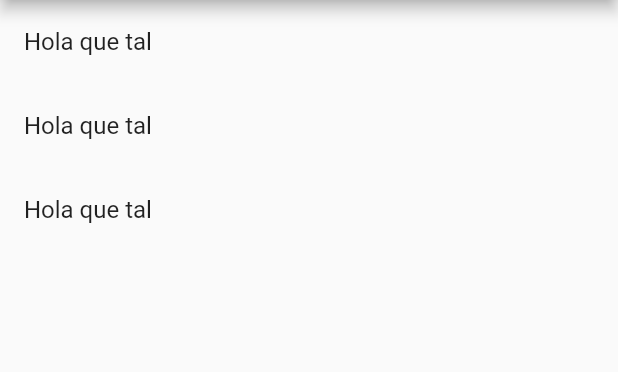
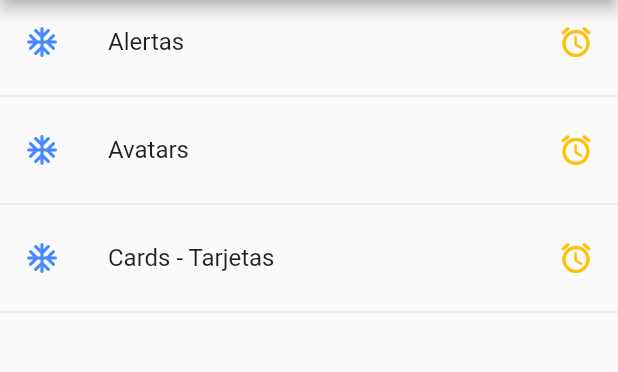
Before and after one commit to Patricio104/componentes-fluter, a Flutter app: the screen it shows after launch, on a phone screen of 412 x 824 dp, the part 84-456 px from its top. Run offline on Flutter 3.47's test engine with Material 2 defaults, Android fonts, the phone set to English and light mode, and no system bars.

```diff
--- a/lib/src/pages/home_page.dart
+++ b/lib/src/pages/home_page.dart
@@ -15,17 +15,50 @@ class HomePage extends StatelessWidget {
   }
 
   Widget _lista() {
-    print(menuProvider.opciones);
-    return ListView(
-      children: _listaItems(),
-    );
+    //print(menuProvider.opciones);
+    /* menuProvider.cargarData().then((opciones) {
+      //Aqui no es conveniente usarlo de esta forma, ya que como resuelve una tarea despues de unos segundo
+      //el cliente no le gustará, pensará que esta trabado la App
+      print('_lista');
+      print(opciones);
+    }); */
+
+    //Se usará FutureBuilder para una mejor ejecución de la tarea
+
+    return FutureBuilder(
+        future: menuProvider.cargarData(),
+        initialData: [],
+        builder: (context, AsyncSnapshot<List<dynamic>> snapshot) {
+          if (snapshot.hasError) {
+            return Center(child: Text('Error'));
+          }
+
+          if (!snapshot.hasData) {
+            return Center(child: Text('No hay data'));
+          }
+
+          return ListView(
+            children: _listaItems(snapshot.data),
+          );
+        });
   }
 
-  List<Widget> _listaItems() {
-    return [
-      ListTile(title: Text('Hola que tal')),
-      ListTile(title: Text('Hola que tal')),
-      ListTile(title: Text('Hola que tal'))
-    ];
+  List<Widget> _listaItems(List<dynamic>? data) {
+    final List<Widget> opciones = [];
+
+    data?.forEach((opt) {
+      final widgetTemp = ListTile(
+        title: Text(opt['texto']),
+        leading: Icon(Icons.ac_unit_rounded, color: Colors.blueAccent),
+        trailing: Icon(Icons.access_alarms_rounded, color: Colors.amber),
+        onTap: () {},
+      );
+
+      opciones
+        ..add(widgetTemp)
+        ..add(Divider());
+    });
+
+    return opciones;
   }
 }
```
